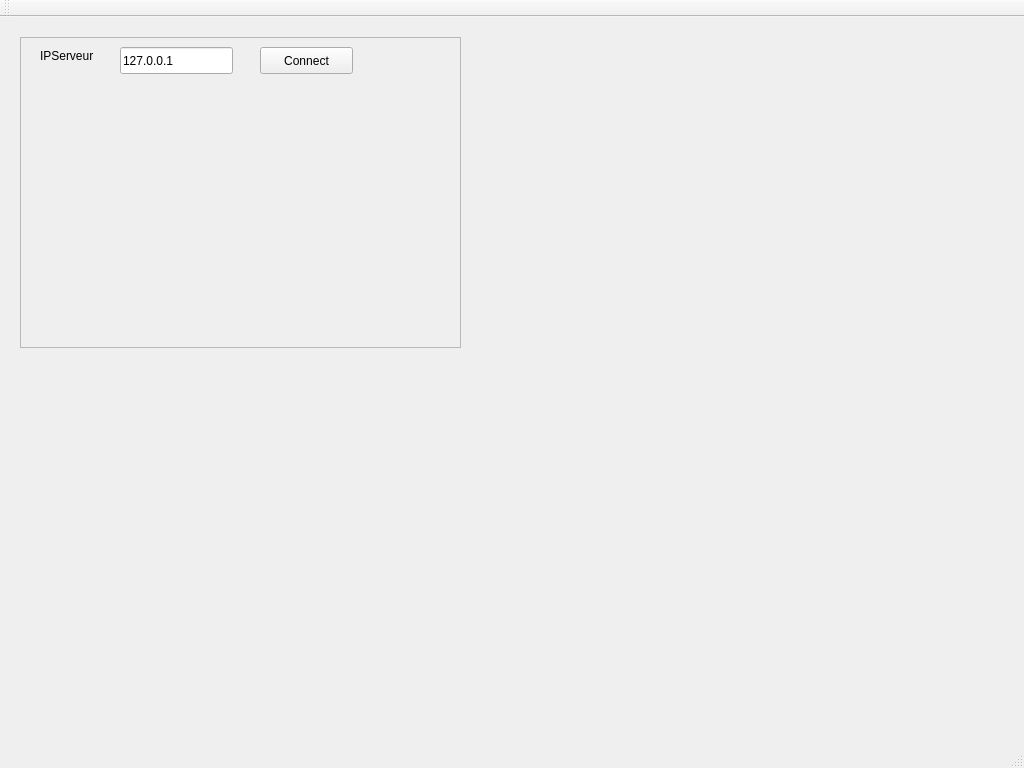
Before: the Qt Designer form clientmaingame.ui in samuellavoie90/cll-PlanetWarsClient, drawn with Qt 5.
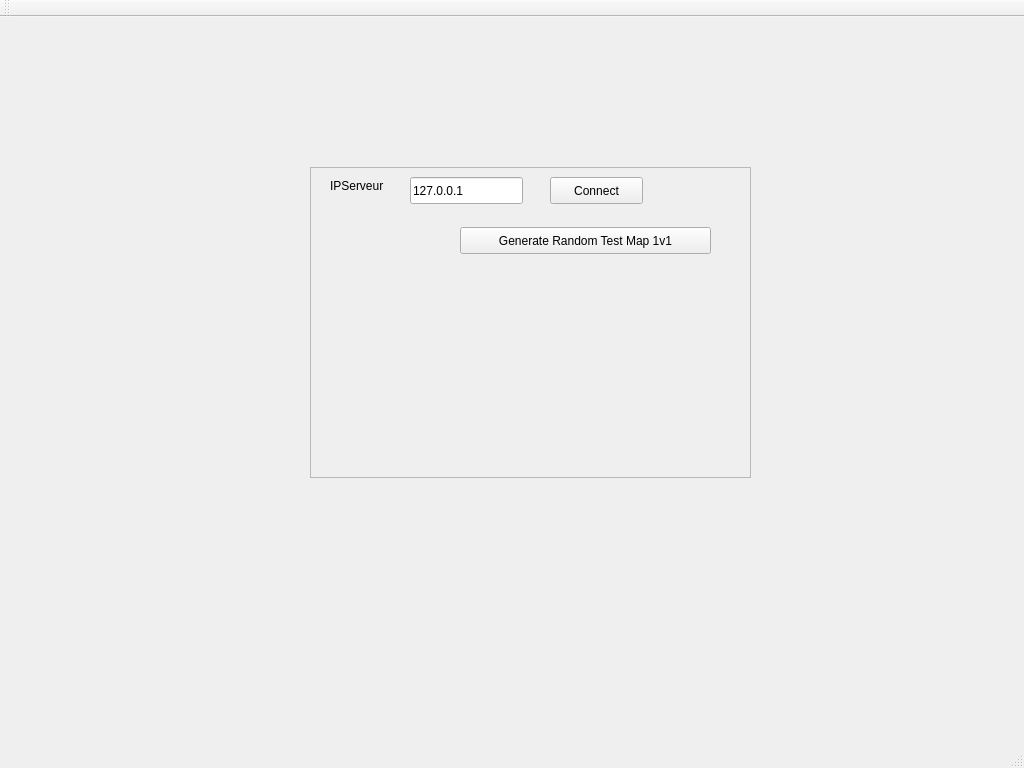
After: the same form once the commit is applied.

Commit message: Now Using QLists for planets and ships.  Testing code in place for testing functions.  rand() doesnt generate trully random stuff.

What changed in the file:
```diff
--- a/clientmaingame.ui
+++ b/clientmaingame.ui
@@ -17,8 +17,8 @@
    <widget class="QFrame" name="frame">
     <property name="geometry">
      <rect>
-      <x>20</x>
-      <y>20</y>
+      <x>310</x>
+      <y>150</y>
       <width>441</width>
       <height>311</height>
      </rect>
@@ -68,6 +68,19 @@
       <string>127.0.0.1</string>
      </property>
     </widget>
+    <widget class="QPushButton" name="pushButton_2">
+     <property name="geometry">
+      <rect>
+       <x>150</x>
+       <y>60</y>
+       <width>251</width>
+       <height>27</height>
+      </rect>
+     </property>
+     <property name="text">
+      <string>Generate Random Test Map 1v1</string>
+     </property>
+    </widget>
    </widget>
   </widget>
   <widget class="QMenuBar" name="menuBar">
```
The commit also changes 4 other files.
